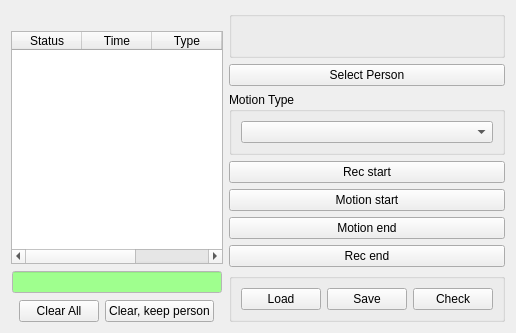
This is tinyos-2.x/trunk/support/cpp/TestShimmer/src/LogWidget.ui in baharev/szte-wsn-code as Qt 5 draws it before an edit. The edited form follows.
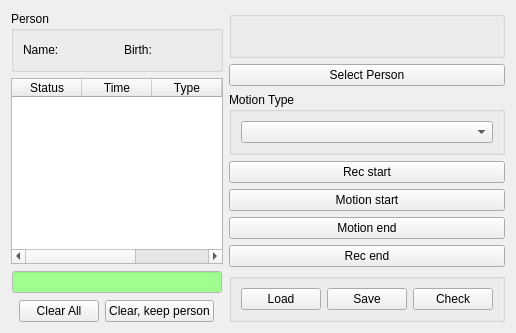
This is the edited form.

Commit message: person name set to bold in LogWidget bugfixes

The edit to the form file:
```diff
--- a/tinyos-2.x/trunk/support/cpp/TestShimmer/src/LogWidget.ui
+++ b/tinyos-2.x/trunk/support/cpp/TestShimmer/src/LogWidget.ui
@@ -17,10 +17,66 @@
    <item>
     <layout class="QVBoxLayout" name="verticalLayout">
      <item>
-      <widget class="QLabel" name="personLabel">
-       <property name="text">
-        <string/>
+      <widget class="QGroupBox" name="horizontalGroupBox">
+       <property name="title">
+        <string>Person</string>
        </property>
+       <layout class="QHBoxLayout" name="horizontalLayout_5">
+        <item>
+         <widget class="QLabel" name="label">
+          <property name="text">
+           <string>Name:</string>
+          </property>
+         </widget>
+        </item>
+        <item>
+         <widget class="QLabel" name="personLabel">
+          <property name="text">
+           <string/>
+          </property>
+         </widget>
+        </item>
+        <item>
+         <spacer name="horizontalSpacer_5">
+          <property name="orientation">
+           <enum>Qt::Horizontal</enum>
+          </property>
+          <property name="sizeHint" stdset="0">
+           <size>
+            <width>40</width>
+            <height>20</height>
+           </size>
+          </property>
+         </spacer>
+        </item>
+        <item>
+         <widget class="QLabel" name="label_2">
+          <property name="text">
+           <string>Birth:</string>
+          </property>
+         </widget>
+        </item>
+        <item>
+         <widget class="QLabel" name="birthLabel">
+          <property name="text">
+           <string/>
+          </property>
+         </widget>
+        </item>
+        <item>
+         <spacer name="horizontalSpacer_6">
+          <property name="orientation">
+           <enum>Qt::Horizontal</enum>
+          </property>
+          <property name="sizeHint" stdset="0">
+           <size>
+            <width>40</width>
+            <height>20</height>
+           </size>
+          </property>
+         </spacer>
+        </item>
+       </layout>
       </widget>
      </item>
      <item>
```
The commit also changes 1 other file.
